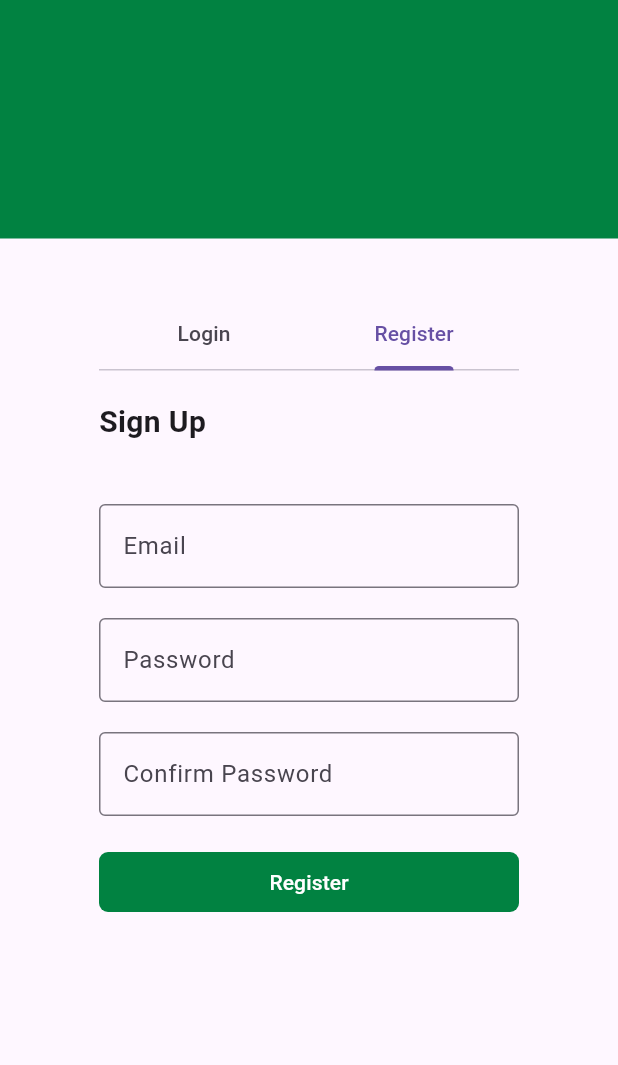
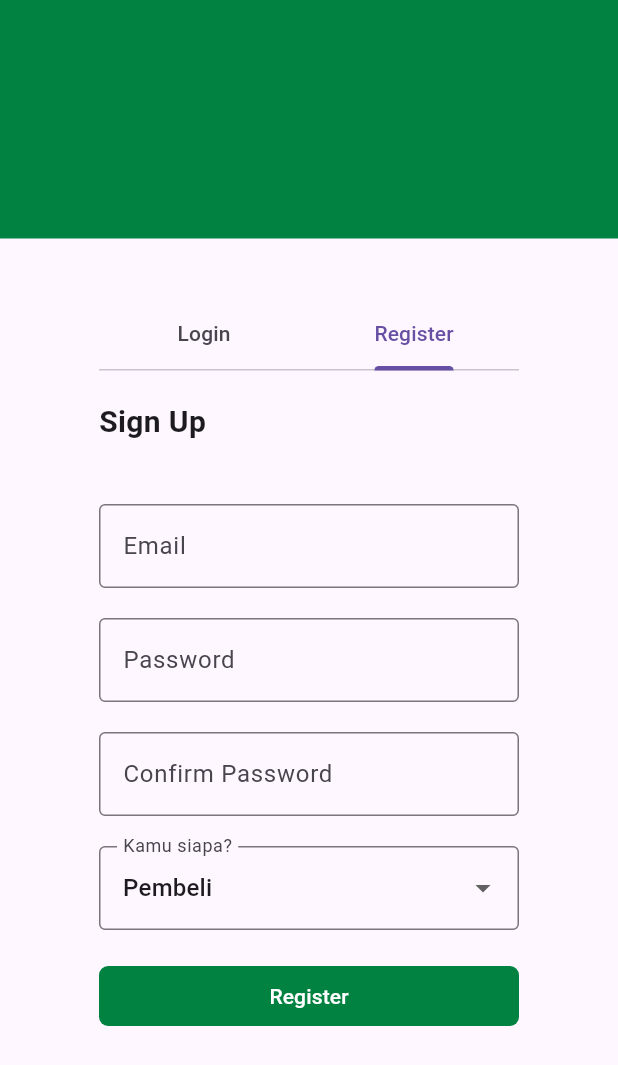
Before and after one commit to ArdhikaRizki/ProjectGemastik, a Flutter app: the screen it shows after launch, tab 2 chosen, on a phone screen of 412 x 824 dp. Shown: the top 1065 px of the screen. Run offline on Flutter 3.47's test engine with Material 3 defaults, Android fonts, the light colour scheme and no system bars; our stand-ins replace carousel_slider, cloud_firestore, firebase_auth, firebase_core, get, image_picker; accounts and stored records are empty.

Commit message:
tambah role

```diff
--- a/lib/LoginRegister/Controlller/SignInUpController.dart
+++ b/lib/LoginRegister/Controlller/SignInUpController.dart
@@ -2,20 +2,27 @@ import 'package:cloud_firestore/cloud_firestore.dart';
 import 'package:firebase_auth/firebase_auth.dart';
 import 'package:flutter/material.dart';
 import 'package:get/get.dart';
-import 'package:project_gemastik/LoginRegister/Model/UserModel.dart';
-import 'package:project_gemastik/LoginRegister/View/RegisterView.dart';
+
 
 class SignInUpController extends GetxController {
   RxBool isRegistering = false.obs;
   FirebaseAuth auth = FirebaseAuth.instance;
+  final List<String> roles = ['pembeli', 'petani', 'koperasi'];
+  var selectedRole = 'pembeli'.obs;
+  Stream<User?> get streamAuthStatus => auth.authStateChanges();
 
-  Stream<User?> get streamAuthStatus => auth.authStateChanges();
+  void updateRole(String? newValue) {
+    if (newValue != null) {
+      selectedRole.value = newValue;
+    }
+  }
 
   Future<void> signUp(
     String email,
     String password,
     String name,
     String phoneNumber,
+    String role,
   ) async {
     try {
       isRegistering.value = true;
@@ -34,6 +41,7 @@ class SignInUpController extends GetxController {
           'name': name,
           'phoneNumber': phoneNumber,
           'urlfoto': 'https://www.shutterstock.com/image-vector/user-profile-icon-vector-avatar-600nw-2247726673.jpg', // Default profile picture URL
+          'role': role, // Add role field
         });
       };
 
--- a/lib/LoginRegister/Model/UserModel.dart
+++ b/lib/LoginRegister/Model/UserModel.dart
@@ -1,10 +1,11 @@
 class UserModel {
-  String name, email, urlfoto, phoneNumber;
+  String name, email, urlfoto, phoneNumber,role;
 
   UserModel({
     required this.name,
     required this.email,
     required this.urlfoto,
     this.phoneNumber = "",
+    required this.role,
   });
 }
--- a/lib/LoginRegister/View/RegisterView.dart
+++ b/lib/LoginRegister/View/RegisterView.dart
@@ -130,12 +130,30 @@ class Registerview extends GetView<SignInUpController> {
                                     ),
                                   ),
                                   SizedBox(height: 20,),
+                                  DropdownButtonFormField<String>(
+                                    decoration: InputDecoration(
+                                      border: OutlineInputBorder(),
+                                      labelText: 'Kamu siapa?',
+                                    ),
+                                    value: authC.selectedRole.value, // Nilai yang sedang aktif
+                                    items: authC.roles.map((String role) {
+                                      return DropdownMenuItem<String>(
+                                        value: role,
+                                        child: Text(role.capitalizeFirst ?? role), // Membuat huruf pertama besar
+                                      );
+                                    }).toList(),
+                                    onChanged: (String? newValue) {
+                                      // Panggil fungsi di controller untuk update nilai
+                                      authC.updateRole(newValue);
+                                    },
+                                  ),
+                                  SizedBox(height: 20,),
                                   Container(
                                     width: double.infinity,
                                     child: TextButton(
                                       onPressed: regispasswordC.text ==
                                           regisconfirmPasswordC.text
-                                          ? () =>authC.signUp(regisemailC.text,regispasswordC.text,"", "") // Add name and phoneNumber if needed
+                                          ? () =>authC.signUp(regisemailC.text,regispasswordC.text,"", "", authC.selectedRole.value) // Add name and phoneNumber if needed
                                           : () {
                                         Get.snackbar("Error",
                                             "Password tidak sama");
--- a/lib/profile/Controller/profileController.dart
+++ b/lib/profile/Controller/profileController.dart
@@ -65,16 +65,17 @@ class profileController extends GetxController {
       final email = data['email'];
       final photoUrl = data['urlfoto'];
       final phoneNumber = data['phoneNumber'];
+      final role = data['role'];
 
       return UserModel(
         name: nama ?? '',
         email: email ?? '',
         urlfoto: photoUrl ?? '',
         phoneNumber: phoneNumber ?? '',
+        role: role ?? 'pembeli', // Default role if not set
       );
     } else {
-      print('No user is signed in.');
-      return UserModel(name: '', email: '', urlfoto: '');
+      return UserModel(name: '', email: '', urlfoto: '', phoneNumber: '', role: 'pembeli');
     }
   }
 
```
Also changed, not shown: lib/profile/view/profile_view.dart (+18 -4 lines).
